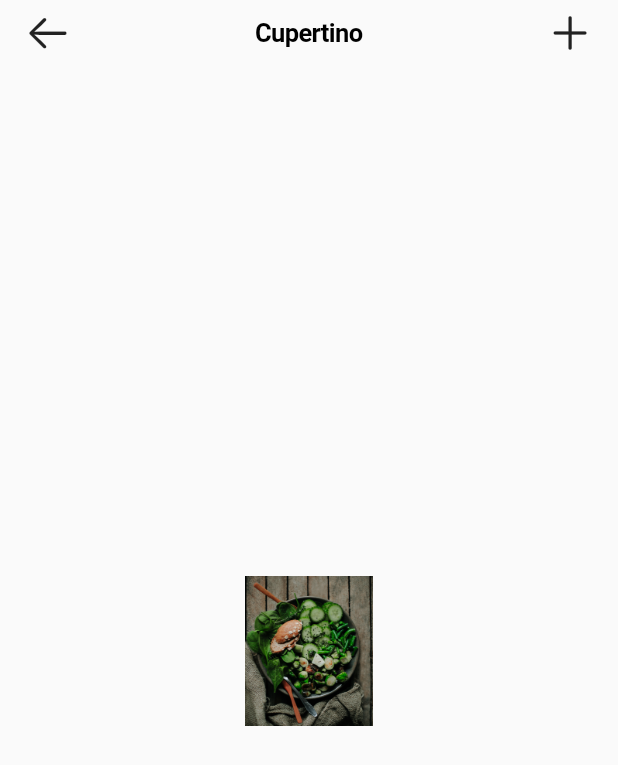
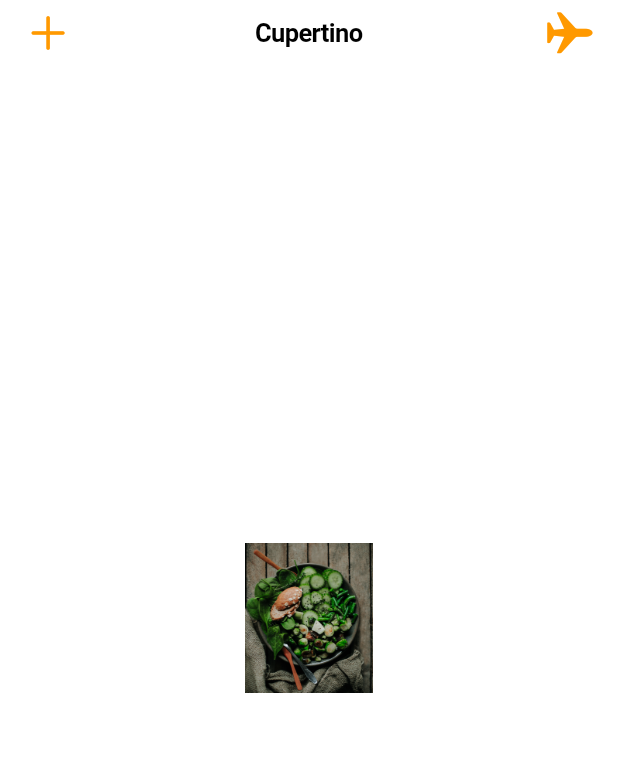
Before and after one commit to namaNIC/appbar_tabbar_ildc_demo, a Flutter app: the screen it shows after launch, on a phone screen of 412 x 824 dp. Shown: the top 765 px of the screen. Run offline on Flutter 3.47's test engine with Material 2 defaults, Android fonts, the phone set to English and light mode, and no system bars.

Commit message:
Application Specifics

```diff
--- /dev/null
+++ b/lib/CupertinoClasses/cupertino_widgets.dart
@@ -0,0 +1,49 @@
+import 'package:flutter/cupertino.dart';
+import 'package:flutter/material.dart';
+
+class CuppertinoExample extends StatefulWidget {
+  const CuppertinoExample({Key? key}) : super(key: key);
+
+  @override
+  _CuppertinoExampleState createState() => _CuppertinoExampleState();
+}
+
+class _CuppertinoExampleState extends State<CuppertinoExample> {
+  final _myList = List.generate(50, (index) => 'Item $index');
+  @override
+  Widget build(BuildContext context) {
+    return CupertinoPageScaffold(
+      // backgroundColor: CupertinoColors.activeBlue,
+      navigationBar: CupertinoNavigationBar(
+        middle: Text('Cupertino'),
+        leading: Icon(CupertinoIcons.add),
+        trailing: Icon(CupertinoIcons.airplane),
+        brightness: Brightness.light,
+        // backgroundColor: Colors.amber.withOpacity(0.5),
+      ),
+      child: Center(
+        child: SizedBox(
+          width: 100,
+          height: 100,
+          child: CupertinoContextMenu(
+            child: Image.asset('assets/mag5.png'),
+            actions: <Widget>[
+              CupertinoContextMenuAction(
+                child: const Text('Action one'),
+                onPressed: () {
+                  Navigator.pop(context);
+                },
+              ),
+              CupertinoContextMenuAction(
+                child: const Text('Action two'),
+                onPressed: () {
+                  Navigator.pop(context);
+                },
+              ),
+            ],
+          ),
+        ),
+      ),
+    );
+  }
+}
--- a/lib/Utils/constant.dart
+++ b/lib/Utils/constant.dart
@@ -1,6 +1,4 @@
 import 'package:flutter/material.dart';
-
-const mAppName = 'Gaolo';
 
 // Colors
 const kFontBlackColor = Color(0xFF1D1C1C);
--- a/lib/home.dart
+++ b/lib/home.dart
@@ -1,3 +1,4 @@
+import 'package:appbar_tabbar_ildc_demo/Utils/constant.dart';
 import 'package:flutter/material.dart';
 
 class HomeScreen extends StatefulWidget {
@@ -92,7 +93,10 @@ class DrawerClass extends StatelessWidget {
             Container(
               color: Colors.amber,
               height: 40,
-              child: Text("Logout"),
+              child: Text(
+                "Logout",
+                style: kFont17HelveticaNRegular,
+              ),
             ),
             SizedBox(
               height: 20,
--- a/lib/main.dart
+++ b/lib/main.dart
@@ -1,4 +1,7 @@
+import 'package:appbar_tabbar_ildc_demo/CupertinoClasses/cupertino_widgets.dart';
 import 'package:appbar_tabbar_ildc_demo/Slivers/sliver_AppBar.dart';
+import 'package:appbar_tabbar_ildc_demo/Swapping/swapping.dart';
+import 'package:appbar_tabbar_ildc_demo/Utils/AppTheme.dart';
 import 'package:appbar_tabbar_ildc_demo/cupertino.dart';
 import 'package:flutter/material.dart';
 
@@ -11,11 +14,10 @@ class MyApp extends StatelessWidget {
   Widget build(BuildContext context) {
     return MaterialApp(
       title: 'Flutter Demo',
-      theme: ThemeData(
-        primarySwatch: Colors.blue,
-      ),
+      theme: AppTheme.lightTheme,
+      darkTheme: AppTheme.darkTheme,
       debugShowCheckedModeBanner: false,
-      home: CupertinoClass(),
+      home: CuppertinoExample(),
     );
   }
 }
--- a/lib/tabbar.dart
+++ b/lib/tabbar.dart
@@ -1,6 +1,7 @@
 import 'package:appbar_tabbar_ildc_demo/TabPages/one.dart';
 import 'package:appbar_tabbar_ildc_demo/TabPages/three.dart';
 import 'package:appbar_tabbar_ildc_demo/TabPages/two.dart';
+import 'package:appbar_tabbar_ildc_demo/Utils/colors.dart';
 import 'package:flutter/material.dart';
 
 class TabbarClass extends StatefulWidget {
@@ -16,13 +17,14 @@ class _TabbarClassState extends State<TabbarClass> {
     return DefaultTabController(
       length: 3,
       child: Scaffold(
+        extendBodyBehindAppBar: true,
         appBar: AppBar(
           title: Text("Tabbar"),
           bottom: TabBar(
             tabs: [
               Container(
                 height: 50,
-                color: Colors.red,
+                color: colorPrimary,
               ),
               Container(
                 height: 50,
--- a/pubspec.yaml
+++ b/pubspec.yaml
@@ -45,6 +45,7 @@ flutter:
   # To add assets to your application, add an assets section, like this:
   assets:
     - assets/
+    - assets/mag1.png
   #   - images/a_dot_ham.jpeg
 
   # An image asset can refer to one or more resolution-specific "variants", see
```
Also changed, not shown: lib/Swapping/swapping.dart (+6 -1 lines).
